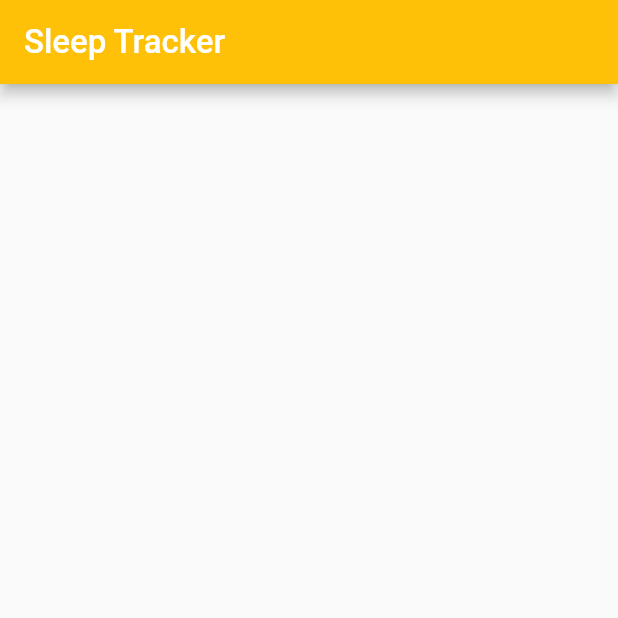
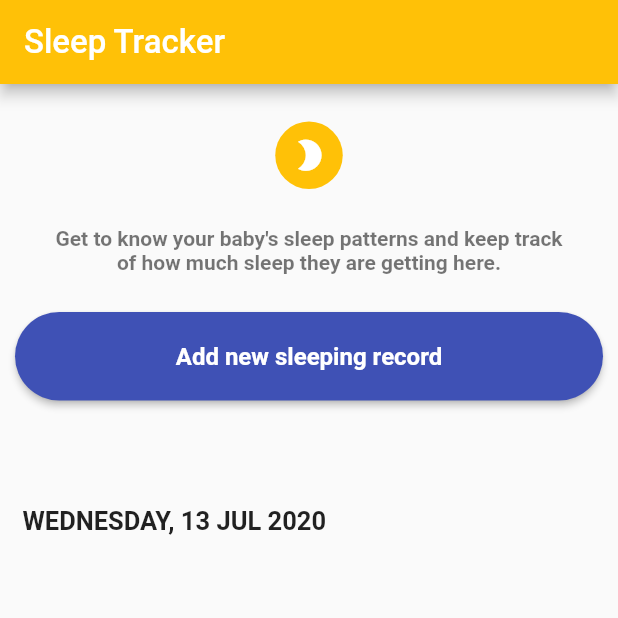
Before and after one commit to lewandowski-jan/SleepTracker, a Flutter app: the screen it shows after launch, on a phone screen of 412 x 824 dp, the top half of it. Run offline on Flutter 3.47's test engine with Material 2 defaults, Android fonts, the phone set to English and light mode, and no system bars.

Commit message:
added homepage: icon, text, button, dateLabel

```diff
--- a/lib/pages/homepage.dart
+++ b/lib/pages/homepage.dart
@@ -1,7 +1,10 @@
 import 'package:flutter/material.dart';
 
 class MyHomePage extends StatefulWidget {
-  MyHomePage({Key key, this.title,}) : super(key: key);
+  MyHomePage({
+    Key key,
+    this.title,
+  }) : super(key: key);
 
   final String title;
 
@@ -20,9 +23,75 @@ class _MyHomePageState extends State<MyHomePage> {
         ),
       ),
       body: Center(
-        child: Column(
-          children: <Widget>[],
-        ),
+        child: Column(children: <Widget>[
+          Container(
+            margin: const EdgeInsets.only(top: 25.0),
+            decoration: BoxDecoration(
+              color: Theme.of(context).primaryColor,
+              borderRadius: BorderRadius.all(
+                const Radius.circular(30.0),
+              ),
+            ),
+            padding: const EdgeInsets.all(10.0),
+            child: Icon(
+              Icons.brightness_2,
+              color: Colors.white,
+              size: 25.0,
+            ),
+          ),
+          Container(
+            margin: const EdgeInsets.only(left: 35.0, top: 25.0, right: 35.0),
+            child: Text(
+              'Get to know your baby\'s sleep patterns and keep track of how much sleep they are getting here.',
+              textAlign: TextAlign.center,
+              style: TextStyle(
+                fontSize: 14.0,
+                fontWeight: FontWeight.w600,
+                color: Colors.black54
+              )
+            )
+          ),
+          Container(
+            margin: const EdgeInsets.only(left: 10.0, top: 25.0, right: 10.0, bottom: 70.0),
+            child: Row(
+              children: <Widget>[
+                Expanded(
+                  child: MaterialButton(
+                    padding: const EdgeInsets.all(20.0),
+                    color: Colors.indigo,
+                    shape: RoundedRectangleBorder(
+                      borderRadius: BorderRadius.circular(30.0)
+                    ),
+                    onPressed: () {},
+                    child: Text(
+                      'Add new sleeping record',
+                      style: TextStyle(
+                        fontSize: 16.0,
+                        fontWeight: FontWeight.bold,
+                        color: Colors.white,
+                      ),
+                    ),
+                  )
+                )
+              ],
+            )
+          ),
+          Row(
+            children: <Widget>[
+              Container(
+                margin: const EdgeInsets.only(left: 15.0),
+                child: Text(
+                  'WEDNESDAY, 13 JUL 2020',
+                  style: TextStyle(
+                    fontSize: 17.0,
+                    fontWeight: FontWeight.w600,
+                    color: Colors.black87
+                  )
+                )
+              )
+            ],
+          )
+        ]),
       ),
     );
   }
```
